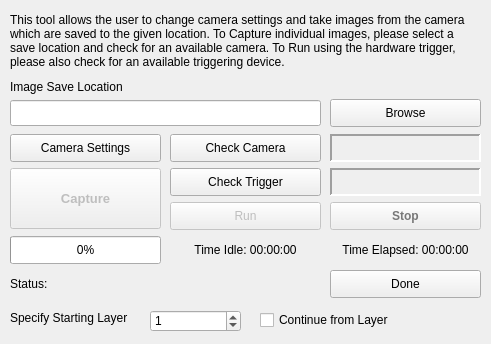
Before: the Qt Designer form gui/dialogImageCapture.ui in Spinarakk/defectmonitor, drawn with Qt 5.
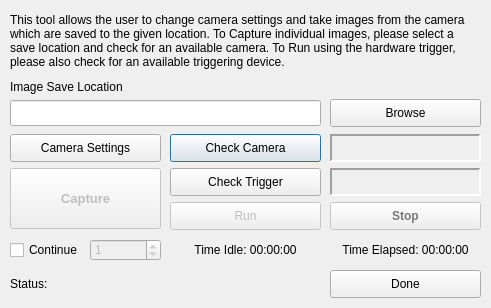
After: the same form once the commit is applied. Icons and pictures are not drawn.

Commit message: - Integrated the calibration parameters into the JSON config file - Split the image processing transformation sequence into their own individual methods - Fixed up the window modality and saves the window state and geometry when closing the windows - Closing the MainWindow now prompts the user to save their build if it wasn't saved - Fixed the tab order of all the dialog windows - Changed a lot of the status messages associated with the SliceConverter

Patch:
```diff
--- a/gui/dialogImageCapture.ui
+++ b/gui/dialogImageCapture.ui
@@ -7,13 +7,19 @@
     <x>0</x>
     <y>0</y>
     <width>491</width>
-    <height>344</height>
+    <height>308</height>
    </rect>
   </property>
   <property name="minimumSize">
    <size>
     <width>491</width>
-    <height>310</height>
+    <height>308</height>
+   </size>
+  </property>
+  <property name="maximumSize">
+   <size>
+    <width>491</width>
+    <height>308</height>
    </size>
   </property>
   <property name="windowTitle">
@@ -23,9 +29,6 @@
    <iconset resource="icons.qrc">
     <normaloff>:/resources/logo.ico</normaloff>:/resources/logo.ico</iconset>
   </property>
-  <property name="modal">
-   <bool>false</bool>
-  </property>
   <widget class="QLabel" name="labelCameraStatus">
    <property name="geometry">
     <rect>
@@ -63,9 +66,6 @@
      <height>28</height>
     </rect>
    </property>
-   <property name="focusPolicy">
-    <enum>Qt::NoFocus</enum>
-   </property>
    <property name="text">
     <string>Check Camera</string>
    </property>
@@ -79,9 +79,6 @@
      <height>28</height>
     </rect>
    </property>
-   <property name="focusPolicy">
-    <enum>Qt::NoFocus</enum>
-   </property>
    <property name="text">
     <string>Camera Settings</string>
    </property>
@@ -95,9 +92,6 @@
      <height>28</height>
     </rect>
    </property>
-   <property name="focusPolicy">
-    <enum>Qt::NoFocus</enum>
-   </property>
    <property name="text">
     <string>Browse</string>
    </property>
@@ -140,9 +134,6 @@
      <height>28</height>
     </rect>
    </property>
-   <property name="focusPolicy">
-    <enum>Qt::NoFocus</enum>
-   </property>
    <property name="text">
     <string>Done</string>
    </property>
@@ -166,9 +157,6 @@
      <bold>true</bold>
     </font>
    </property>
-   <property name="focusPolicy">
-    <enum>Qt::NoFocus</enum>
-   </property>
    <property name="text">
     <string>Capture</string>
    </property>
@@ -185,9 +173,6 @@
      <height>28</height>
     </rect>
    </property>
-   <property name="focusPolicy">
-    <enum>Qt::NoFocus</enum>
-   </property>
    <property name="text">
     <string>Run</string>
    </property>
@@ -247,9 +232,6 @@
      <bold>true</bold>
     </font>
    </property>
-   <property name="focusPolicy">
-    <enum>Qt::NoFocus</enum>
-   </property>
    <property name="text">
     <string>Stop</string>
    </property>
@@ -325,9 +307,6 @@
      <height>28</height>
     </rect>
    </property>
-   <property name="focusPolicy">
-    <enum>Qt::NoFocus</enum>
-   </property>
    <property name="text">
     <string>Check Trigger</string>
    </property>
@@ -341,6 +320,9 @@
      <height>26</height>
     </rect>
    </property>
+   <property name="focusPolicy">
+    <enum>Qt::ClickFocus</enum>
+   </property>
    <property name="readOnly">
     <bool>true</bool>
    </property>
@@ -361,41 +343,15 @@
     <set>Qt::AlignCenter</set>
    </property>
   </widget>
-  <widget class="QProgressBar" name="progressBar">
-   <property name="geometry">
-    <rect>
-     <x>10</x>
-     <y>236</y>
-     <width>151</width>
-     <height>28</height>
-    </rect>
-   </property>
-   <property name="value">
-    <number>0</number>
-   </property>
-   <property name="alignment">
-    <set>Qt::AlignCenter</set>
-   </property>
-  </widget>
-  <widget class="QLabel" name="label">
-   <property name="geometry">
-    <rect>
-     <x>10</x>
-     <y>310</y>
-     <width>141</width>
-     <height>16</height>
-    </rect>
-   </property>
-   <property name="text">
-    <string>Specify Starting Layer</string>
-   </property>
-  </widget>
   <widget class="QSpinBox" name="spinStartingLayer">
+   <property name="enabled">
+    <bool>false</bool>
+   </property>
    <property name="geometry">
     <rect>
-     <x>150</x>
-     <y>310</y>
-     <width>91</width>
+     <x>90</x>
+     <y>239</y>
+     <width>71</width>
      <height>22</height>
     </rect>
    </property>
@@ -409,14 +365,17 @@
   <widget class="QCheckBox" name="checkContinue">
    <property name="geometry">
     <rect>
-     <x>260</x>
-     <y>310</y>
-     <width>161</width>
-     <height>20</height>
+     <x>10</x>
+     <y>236</y>
+     <width>81</width>
+     <height>28</height>
     </rect>
    </property>
+   <property name="toolTip">
+    <string>Check this box to continue layer number labelling from the entered number.</string>
+   </property>
    <property name="text">
-    <string>Continue from Layer</string>
+    <string>Continue</string>
    </property>
   </widget>
  </widget>
```
Left out of the diff: 30 changed lines with no effect on the pictures. The commit also changes 23 other files.
